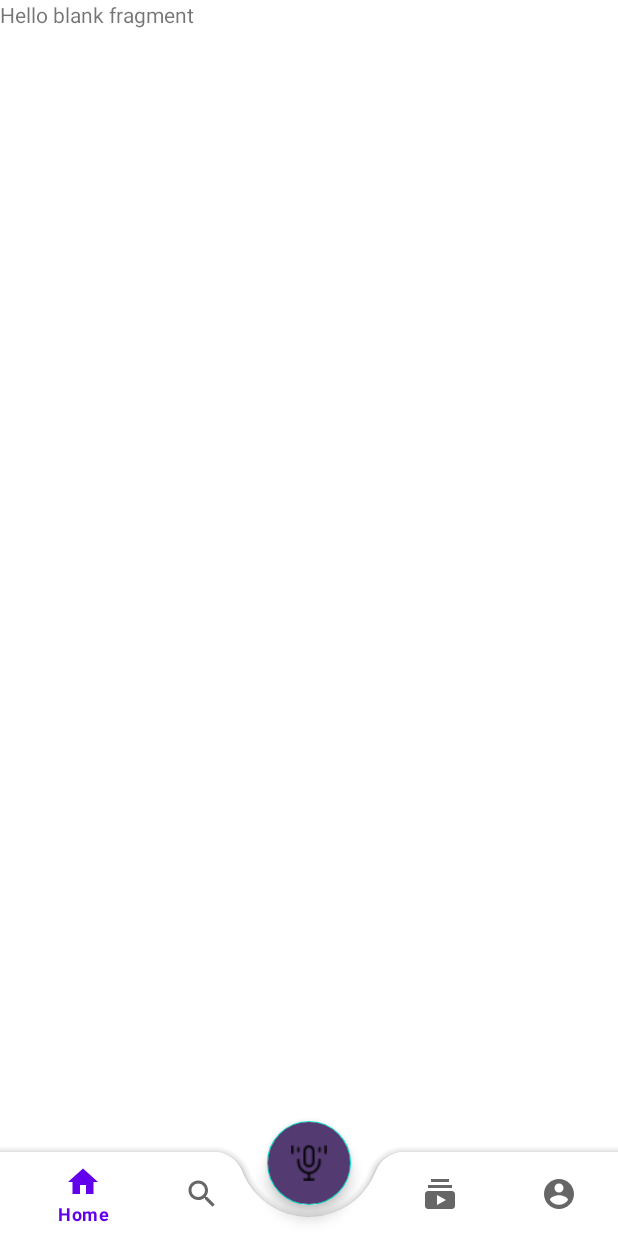
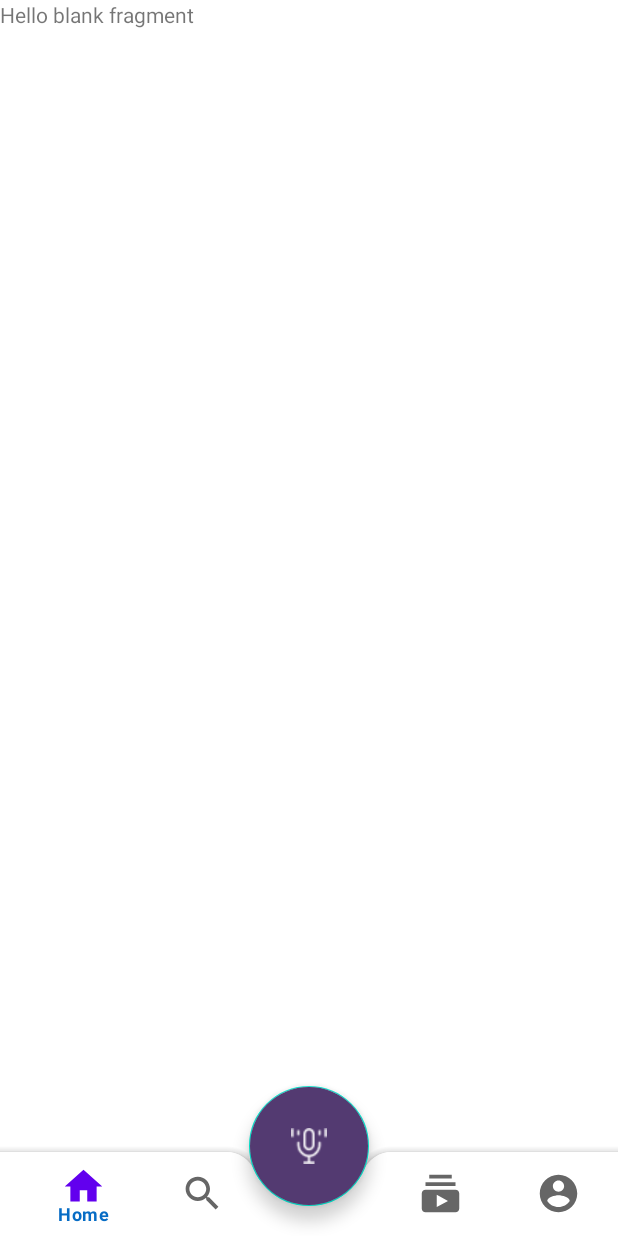
Before and after one commit to vipindevanz/Podcastly, an Android app: the MainActivity screen opened directly, with no data from a screen before it, on a phone screen of 412 x 824 dp. Run offline under Robolectric (Android 15) with nearby library versions, the phone set to English and light mode, and no system bars.

Commit message:
Fix navigation layout Bug

```diff
--- a/app/src/main/java/com/pns/podcastly/MainActivity.kt
+++ b/app/src/main/java/com/pns/podcastly/MainActivity.kt
@@ -26,7 +26,6 @@ class MainActivity : AppCompatActivity() {
 
 
     private fun setCurrentFragment(fragment: Fragment) {
-        supportFragmentManager.beginTransaction().replace(R.id.fragment_container, fragment)
-            .addToBackStack("$fragment").commit()
+        supportFragmentManager.beginTransaction().replace(R.id.fragment_container, fragment).commit()
     }
 }
--- a/app/src/main/res/layout/activity_main.xml
+++ b/app/src/main/res/layout/activity_main.xml
@@ -23,9 +23,9 @@
             android:layout_height="wrap_content"
             android:layout_gravity="bottom"
             android:background="#FFFFFF"
-            app:fabCradleMargin="20dp"
+            app:fabCradleMargin="0dp"
             app:fabCradleRoundedCornerRadius="20dp"
-            app:fabCradleVerticalOffset="5dp">
+            app:fabCradleVerticalOffset="4dp">
 
 
             <com.google.android.material.bottomnavigation.BottomNavigationView
@@ -33,6 +33,9 @@
                 android:layout_width="match_parent"
                 android:layout_height="match_parent"
                 android:background="#FFFFFF"
+                app:itemIconSize="30dp"
+                app:itemRippleColor="#94DCE4"
+                app:itemTextColor="#066CC5"
                 app:menu="@menu/bottom_nav_menu" />
         </com.google.android.material.bottomappbar.BottomAppBar>
 
@@ -42,7 +45,9 @@
             android:layout_gravity="bottom|center"
             android:backgroundTint="#533A71"
             android:src="@drawable/mic_icon"
-            app:layout_anchor="@id/bottom_appbar" />
+            app:fabCustomSize="80dp"
+            app:layout_anchor="@id/bottom_appbar"
+            app:tint="#FFFFFF" />
 
 
     </androidx.coordinatorlayout.widget.CoordinatorLayout>
```
